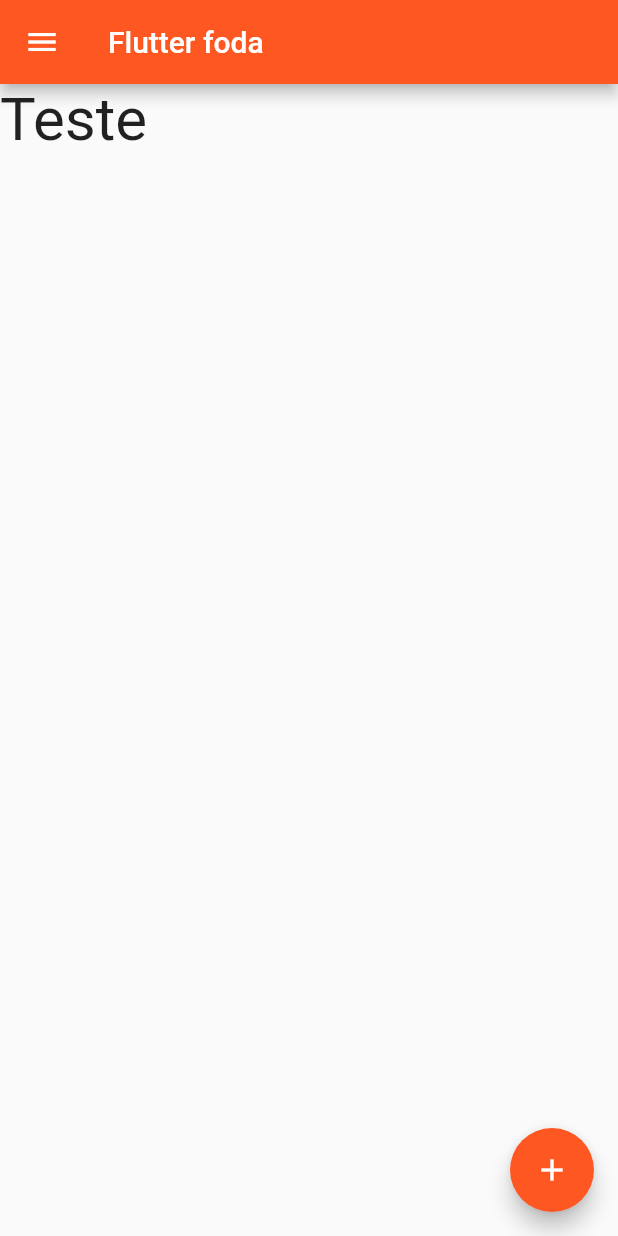
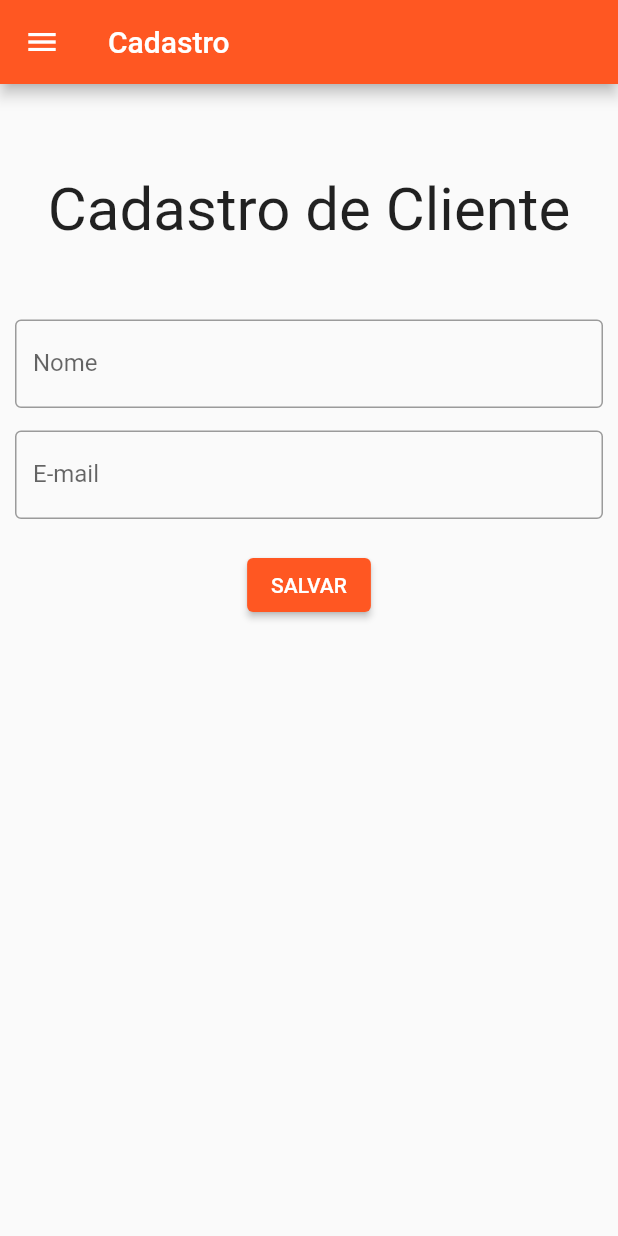
Before and after one commit to DavGuett/how_flutter, a Flutter app: the screen it shows after launch, in the side drawer, after a tap on "Clientes", on a phone screen of 412 x 824 dp. Run offline on Flutter 3.47's test engine with Material 2 defaults, Android fonts, the phone set to English and light mode, and no system bars.

Commit message:
Add tela de cadastro de cliente

```diff
--- a/lib/main.dart
+++ b/lib/main.dart
@@ -1,4 +1,5 @@
 import 'package:flutter/material.dart';
+import 'package:how_flutter/views/client_registration.dart';
 import 'package:how_flutter/views/employee_registration.dart';
 import 'package:how_flutter/views/home.dart';
 
@@ -21,6 +22,7 @@ class MyApp extends StatelessWidget {
       routes: {
         '/': (context) => Home(),
         'registrarFuncionario': (context) => EmployeeRegistration(),
+        'registrarCliente': (context) => ClientRegistration(),
       },
     );
   }
--- /dev/null
+++ b/lib/views/client_registration.dart
@@ -0,0 +1,76 @@
+import 'package:flutter/material.dart';
+
+import '../widgets/drawer_options.dart';
+
+class ClientRegistration extends StatefulWidget {
+  const ClientRegistration({super.key});
+
+  @override
+  State<ClientRegistration> createState() => _ClientRegistrationState();
+}
+
+class _ClientRegistrationState extends State<ClientRegistration> {
+  String clienteNome = '';
+  String clienteEmail = '';
+  String clienteLocal = '';
+  @override
+  Widget build(BuildContext context) {
+    return Scaffold(
+    drawer: DrawerOptions(),
+    appBar: AppBar(
+      title: const Text("Cadastro"),
+    ),
+    body: SingleChildScrollView(
+      child: Padding(
+        padding: const EdgeInsets.all(10.0),
+        child: Column(
+          mainAxisAlignment: MainAxisAlignment.center,
+          crossAxisAlignment: CrossAxisAlignment.center,
+          children: [
+            const SizedBox(
+              height: 50,
+            ),
+            const Text("Cadastro de Cliente", style: TextStyle(fontSize: 40)),
+            const SizedBox(
+              height:50,
+            ),
+            TextField(
+              onChanged: (text) {
+                clienteNome = text;
+              },
+              decoration: const InputDecoration(
+                  labelText: "Nome",
+                  border: OutlineInputBorder()
+              ),
+            ),
+            const SizedBox(
+              height: 15,
+            ),
+            TextField(
+              onChanged: (text){
+                clienteEmail = text;
+              },
+              decoration: const InputDecoration(
+                  labelText: "E-mail",
+                  border: OutlineInputBorder()
+              ),
+              keyboardType: TextInputType.emailAddress,
+            ),
+            const SizedBox(
+              height: 20,
+            ),
+            ElevatedButton(
+                onPressed: () {
+                  final confirmaCadastro = SnackBar(
+                      content: Text("Cliente cadastrado"));
+                  ScaffoldMessenger.of(context).showSnackBar(confirmaCadastro);
+                },
+                child: const Text("SALVAR"))
+
+          ],
+        ),
+      ),
+    ),
+    );
+  }
+}
--- a/lib/views/employee_registration.dart
+++ b/lib/views/employee_registration.dart
@@ -61,7 +61,7 @@ class _EmployeeRegistrationState extends State<EmployeeRegistration> {
               ElevatedButton(
                   onPressed: () {
                     final confirmaCadastro = SnackBar(
-                        content: Text("Funcionario cadastro"));
+                        content: Text("Funcionario cadastrado"));
                     ScaffoldMessenger.of(context).showSnackBar(confirmaCadastro);
                   },
                   child: const Text("SALVAR"))
--- a/lib/widgets/drawer_options.dart
+++ b/lib/widgets/drawer_options.dart
@@ -32,7 +32,7 @@ class DrawerOptions extends StatelessWidget {
           ListTile(
             title: Text("Clientes"),
             onTap: (){
-              Navigator.pop(context);
+              Navigator.of(context).pushReplacementNamed('registrarCliente');
             },
           )
         ],
```
